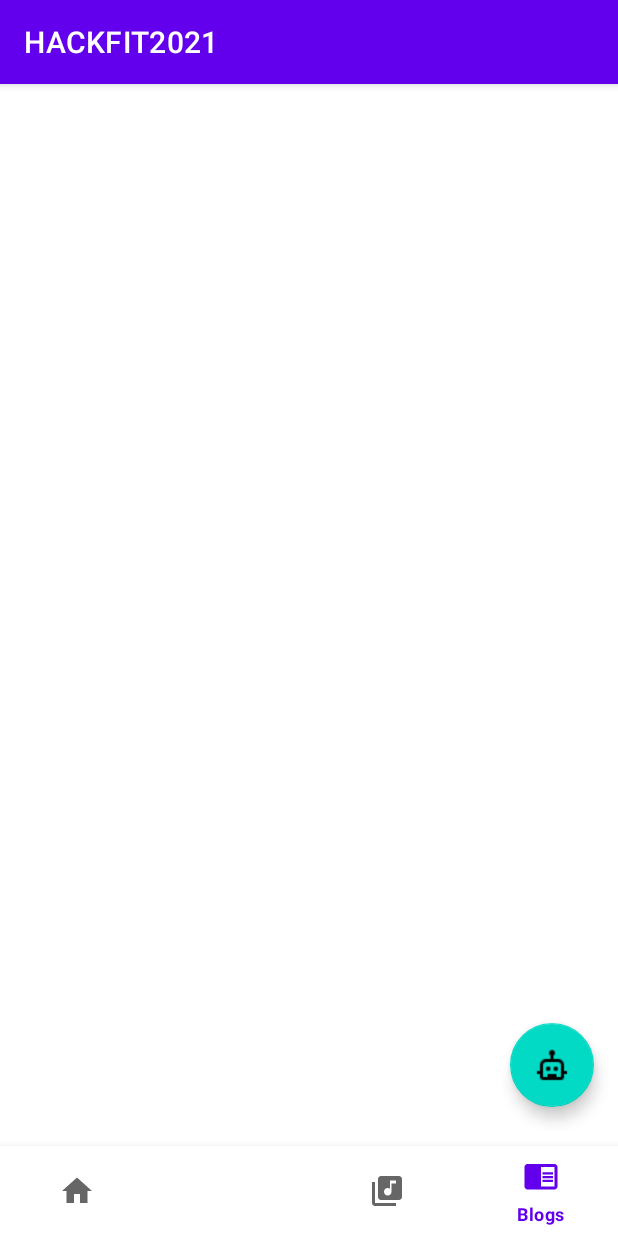
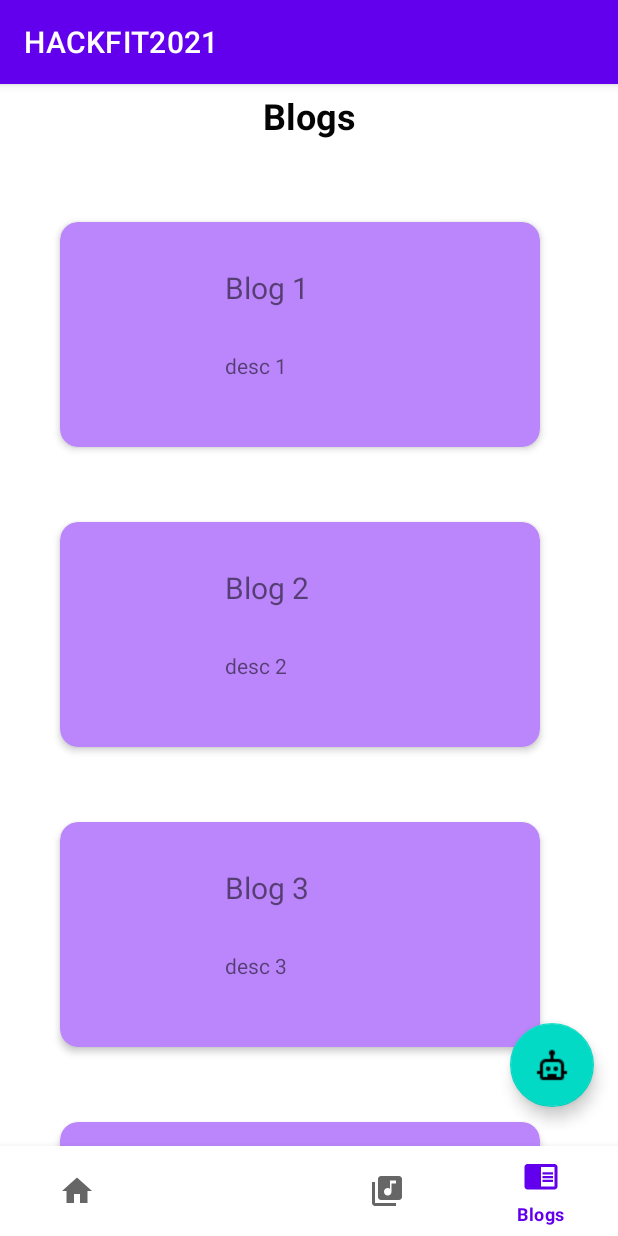
Before and after one commit to ishir21/HACKFIT-2021, an Android app: the screen it shows after launch (MainActivity), item 4 of the bottom bar chosen, on a phone screen of 412 x 824 dp. Run offline under Robolectric (Android 15) with nearby library versions, the phone set to English and light mode, and no system bars.

Commit message:
Created layout for blogs

```diff
--- a/app/build.gradle
+++ b/app/build.gradle
@@ -38,6 +38,10 @@ dependencies {
     implementation 'com.google.android.material:material:1.4.0'
     implementation 'androidx.constraintlayout:constraintlayout:2.1.1'
     implementation 'androidx.legacy:legacy-support-v4:1.0.0'
+
+    implementation "androidx.recyclerview:recyclerview:1.2.1"
+    implementation 'androidx.cardview:cardview:1.0.0'
+
     testImplementation 'junit:junit:'
     androidTestImplementation 'androidx.test.ext:junit:1.1.3'
     androidTestImplementation 'androidx.test.espresso:espresso-core:3.4.0'
--- a/app/src/main/java/com/example/hackfit2021/ChatBotActivity.kt
+++ b/app/src/main/java/com/example/hackfit2021/ChatBotActivity.kt
@@ -14,11 +14,10 @@ import com.example.hackfit2021.utils.Constants.OPEN_GOOGLE
 import com.example.hackfit2021.utils.Constants.OPEN_SEARCH
 import com.example.hackfit2021.utils.Time
 import kotlinx.android.synthetic.main.activity_chatbot.*
-import kotlinx.android.synthetic.main.activity_main.*
 import kotlinx.coroutines.*
 
 class ChatBotActivity : AppCompatActivity() {
-    private val TAG = "MainActivity"
+    private val TAG = "ChatBotActivity"
 
     //You can ignore this messageList if you're coming from the tutorial,
     // it was used only for my personal debugging
@@ -29,14 +28,17 @@ class ChatBotActivity : AppCompatActivity() {
 
     override fun onCreate(savedInstanceState: Bundle?) {
         super.onCreate(savedInstanceState)
-        setContentView(R.layout.activity_main)
+        setContentView(R.layout.activity_chatbot)
 
         recyclerView()
 
         clickEvents()
 
         val random = (0..3).random()
-        customBotMessage("Hello! Today you're speaking with ${botList[random]}, how may I help?")
+        customBotMessage("Hello! I am ${botList[random]}")
+        customBotMessage("What would you like me to call you?")
+
+
     }
 
     private fun clickEvents() {
--- a/app/src/main/java/com/example/hackfit2021/Fragments/BlogsFragment.kt
+++ b/app/src/main/java/com/example/hackfit2021/Fragments/BlogsFragment.kt
@@ -5,15 +5,36 @@ import androidx.fragment.app.Fragment
 import android.view.LayoutInflater
 import android.view.View
 import android.view.ViewGroup
+import androidx.recyclerview.widget.LinearLayoutManager
+import androidx.recyclerview.widget.RecyclerView
+import com.example.hackfit2021.MainActivity
 import com.example.hackfit2021.R
+import com.example.hackfit2021.blogAdapter
+import kotlinx.android.synthetic.main.fragment_blogs.*
 
 class BlogsFragment : Fragment() {
+    private var layoutManager: RecyclerView.LayoutManager? = null
+    private var adapter: RecyclerView.Adapter<blogAdapter.ViewHolder>? = null
+
     override fun onCreateView(
+
         inflater: LayoutInflater, container: ViewGroup?,
         savedInstanceState: Bundle?
+
     ): View? {
         // Inflate the layout for this fragment
         return inflater.inflate(R.layout.fragment_blogs, container, false)
     }
 
+    override fun onViewCreated(itemView: View, savedInstanceState: Bundle?) {
+        super.onViewCreated(itemView, savedInstanceState)
+        blogRecycler.apply {
+            // set a LinearLayoutManager to handle Android
+            // RecyclerView behavior
+            layoutManager = LinearLayoutManager(activity)
+            // set the custom adapter to the RecyclerView
+            adapter = blogAdapter()
+        }
+    }
+
 }
--- a/app/src/main/java/com/example/hackfit2021/MainActivity.kt
+++ b/app/src/main/java/com/example/hackfit2021/MainActivity.kt
@@ -18,30 +18,43 @@ class MainActivity : AppCompatActivity() {
         super.onCreate(savedInstanceState)
         setContentView(R.layout.activity_main)
 
+        bottomNavigationView.menu.getItem(0).isCheckable = true
+        setFragment(HomeFragment())
+        bottomNavigationView.setOnItemSelectedListener { menu ->
 
-        val homeFragment= HomeFragment()
-        val diaryListFragment= DiaryListFragment()
-        val musicListFragment= MusicFragment()
-        val blogsFragment= BlogsFragment()
+            when (menu.itemId) {
 
-        bottomNavigationView.setOnNavigationItemSelectedListener {
-            when(it.itemId){
-                R.id.tab_home->setCurrentFragment(homeFragment)
-                R.id.tab_diary->setCurrentFragment(diaryListFragment)
-                R.id.tab_music_list->setCurrentFragment(musicListFragment)
-                R.id.tab_blogs->setCurrentFragment(blogsFragment)
+                R.id.tab_home -> {
+                    setFragment(HomeFragment())
+                    true
+                }
+
+                R.id.tab_diary -> {
+                    setFragment(DiaryListFragment())
+                    true
+                }
+
+                R.id.tab_music_list -> {
+                    setFragment(MusicFragment())
+                    true
+                }
+                R.id.tab_blogs -> {
+                    setFragment(BlogsFragment())
+                    true
+                }
+
+                else -> false
             }
-            true
         }
-        floatingactionbutton.setOnClickListener(){
+        floatingactionbutton.setOnClickListener {
             intent = Intent(applicationContext, ChatBotActivity::class.java)
             startActivity(intent)
         }
     }
-    private fun setCurrentFragment(fragment: Fragment)=
-        supportFragmentManager.beginTransaction().apply {
-            replace(R.id.container,fragment)
-            commit()
-        }
 
+    private fun setFragment(fr: Fragment) {
+        val frag = supportFragmentManager.beginTransaction()
+        frag.replace(R.id.container, fr)
+        frag.commit()
+    }
 }
--- a/app/src/main/java/com/example/hackfit2021/MessagingAdapter.kt
+++ b/app/src/main/java/com/example/hackfit2021/MessagingAdapter.kt
@@ -1,13 +1,10 @@
 package com.example.hackfit2021
 
 import android.annotation.SuppressLint
-import android.content.Context
-import android.util.Log
 import android.view.LayoutInflater
 import android.view.View
 import android.view.ViewGroup
 import androidx.recyclerview.widget.RecyclerView
-import com.example.hackfit2021.R
 import com.example.hackfit2021.data.Message
 import com.example.hackfit2021.utils.Constants.RECEIVE_ID
 import com.example.hackfit2021.utils.Constants.SEND_ID
@@ -20,7 +17,6 @@ class MessagingAdapter: RecyclerView.Adapter<MessagingAdapter.MessageViewHolder>
     inner class MessageViewHolder(itemView: View) : RecyclerView.ViewHolder(itemView) {
         init {
             itemView.setOnClickListener {
-
                 //Remove message on the item clicked
                 messagesList.removeAt(adapterPosition)
                 notifyItemRemoved(adapterPosition)
--- /dev/null
+++ b/app/src/main/java/com/example/hackfit2021/blogAdapter.kt
@@ -0,0 +1,36 @@
+package com.example.hackfit2021
+
+import android.view.LayoutInflater
+import android.view.View
+import android.view.ViewGroup
+import android.widget.TextView
+import androidx.recyclerview.widget.RecyclerView
+
+class blogAdapter: RecyclerView.Adapter<blogAdapter.ViewHolder>() {
+    private var titles = arrayOf("Blog 1","Blog 2","Blog 3","Blog 4","Blog 5")
+    private var description = arrayOf("desc 1","desc 2","desc 3","desc 4","desc 5")
+    override fun onCreateViewHolder(parent: ViewGroup, viewType: Int): blogAdapter.ViewHolder {
+        val v = LayoutInflater.from(parent.context).inflate(R.layout.blog_card_view,parent,false)
+        return ViewHolder(v)
+
+    }
+
+    override fun onBindViewHolder(holder: blogAdapter.ViewHolder, position: Int) {
+        holder.itemTitle.text = titles[position];
+        holder.itemDescription.text = description[position];
+    }
+
+    override fun getItemCount(): Int {
+        return titles.size
+    }
+
+    inner class ViewHolder(itemView: View): RecyclerView.ViewHolder(itemView){
+        var itemTitle: TextView
+        var itemDescription: TextView
+
+        init{
+            itemTitle = itemView.findViewById(R.id.item_title);
+            itemDescription = itemView.findViewById(R.id.item_description);
+        }
+    }
+}
--- a/app/src/main/res/layout/activity_main.xml
+++ b/app/src/main/res/layout/activity_main.xml
@@ -1,5 +1,5 @@
 <?xml version="1.0" encoding="utf-8"?>
-    <RelativeLayout
+<androidx.constraintlayout.widget.ConstraintLayout
     xmlns:android="http://schemas.android.com/apk/res/android"
     xmlns:app="http://schemas.android.com/apk/res-auto"
     xmlns:tools="http://schemas.android.com/tools"
@@ -11,11 +11,11 @@
         android:id="@+id/container"
         android:layout_width="match_parent"
         android:layout_height="0dp"
+        app:layout_constraintBottom_toTopOf="@+id/bottomNavigationView"
         app:layout_constraintEnd_toEndOf="parent"
         app:layout_constraintHorizontal_bias="0.5"
         app:layout_constraintStart_toStartOf="parent"
         app:layout_constraintTop_toTopOf="parent" />
-
     <RelativeLayout
         android:layout_width="match_parent"
         android:layout_height="match_parent"
@@ -37,10 +37,10 @@
         android:id="@+id/bottomNavigationView"
         android:layout_width="match_parent"
         android:layout_height="60dp"
-        android:layout_alignParentBottom="true"
         app:layout_constraintBottom_toBottomOf="parent"
         app:layout_constraintEnd_toEndOf="parent"
         app:layout_constraintHorizontal_bias="0.5"
         app:layout_constraintStart_toStartOf="parent"
-        app:menu="@menu/bottom_nav_menu" />
-</RelativeLayout>
+        app:menu="@menu/bottom_nav_menu"/>
+
+</androidx.constraintlayout.widget.ConstraintLayout>
--- /dev/null
+++ b/app/src/main/res/layout/blog_card_view.xml
@@ -0,0 +1,42 @@
+<?xml version="1.0" encoding="utf-8"?>
+<androidx.cardview.widget.CardView xmlns:android="http://schemas.android.com/apk/res/android"
+    xmlns:tools="http://schemas.android.com/tools"
+    android:layout_width="320dp"
+    android:layout_height="150dp"
+    xmlns:app="http://schemas.android.com/apk/res-auto"
+    app:cardBackgroundColor="@color/purple_200"
+    android:layout_marginStart="40dp"
+    android:layout_marginTop="50dp"
+    app:cardCornerRadius="12dp"
+    app:cardElevation="3dp"
+    app:contentPadding="4dp">
+
+    <androidx.constraintlayout.widget.ConstraintLayout
+        android:layout_width="match_parent"
+        android:layout_height="match_parent"
+        android:padding="14dp"
+        android:id="@+id/constraintlayout">
+
+
+        <TextView
+            android:id="@+id/item_title"
+            android:layout_width="100dp"
+            android:layout_height="30dp"
+            android:textSize="20sp"
+            app:layout_constraintBottom_toBottomOf="parent"
+            app:layout_constraintEnd_toEndOf="parent"
+            app:layout_constraintStart_toStartOf="parent"
+            app:layout_constraintTop_toTopOf="parent"
+            app:layout_constraintVertical_bias="0.142" />
+
+        <TextView
+            android:id="@+id/item_description"
+            android:layout_width="100dp"
+            android:layout_height="20dp"
+            app:layout_constraintBottom_toBottomOf="parent"
+            app:layout_constraintEnd_toEndOf="parent"
+            app:layout_constraintStart_toStartOf="parent"
+            app:layout_constraintTop_toBottomOf="@+id/item_title" />
+    </androidx.constraintlayout.widget.ConstraintLayout>
+
+</androidx.cardview.widget.CardView>
--- a/app/src/main/res/layout/fragment_blogs.xml
+++ b/app/src/main/res/layout/fragment_blogs.xml
@@ -1,14 +1,24 @@
 <?xml version="1.0" encoding="utf-8"?>
-<FrameLayout xmlns:android="http://schemas.android.com/apk/res/android"
+<LinearLayout xmlns:android="http://schemas.android.com/apk/res/android"
+    xmlns:app="http://schemas.android.com/apk/res-auto"
     xmlns:tools="http://schemas.android.com/tools"
     android:layout_width="match_parent"
     android:layout_height="match_parent"
+    android:orientation="vertical"
     tools:context=".Fragments.BlogsFragment">
 
-    <!-- TODO: Update blank fragment layout -->
     <TextView
+        android:id="@+id/text_blog"
         android:layout_width="match_parent"
-        android:layout_height="match_parent"
-        android:text="@string/hello_blank_fragment" />
+        android:layout_height="42dp"
+        android:gravity="center"
+        android:text="Blogs"
+        android:textColor="#040404"
+        android:textSize="24sp"
+        android:textStyle="bold" />
 
-</FrameLayout>
+    <androidx.recyclerview.widget.RecyclerView
+        android:id="@+id/blogRecycler"
+        android:layout_width="match_parent"
+        android:layout_height="match_parent" />
+</LinearLayout>
--- a/app/src/main/res/layout/fragment_home.xml
+++ b/app/src/main/res/layout/fragment_home.xml
@@ -9,6 +9,8 @@
     <TextView
         android:layout_width="match_parent"
         android:layout_height="match_parent"
-        android:text="@string/hello_blank_fragment" />
+        android:text="ishirriir"
+        android:gravity="center"
+        android:textSize="30sp"/>
 
 </FrameLayout>
```
Lines whose indentation alone changed are shown as unchanged.
